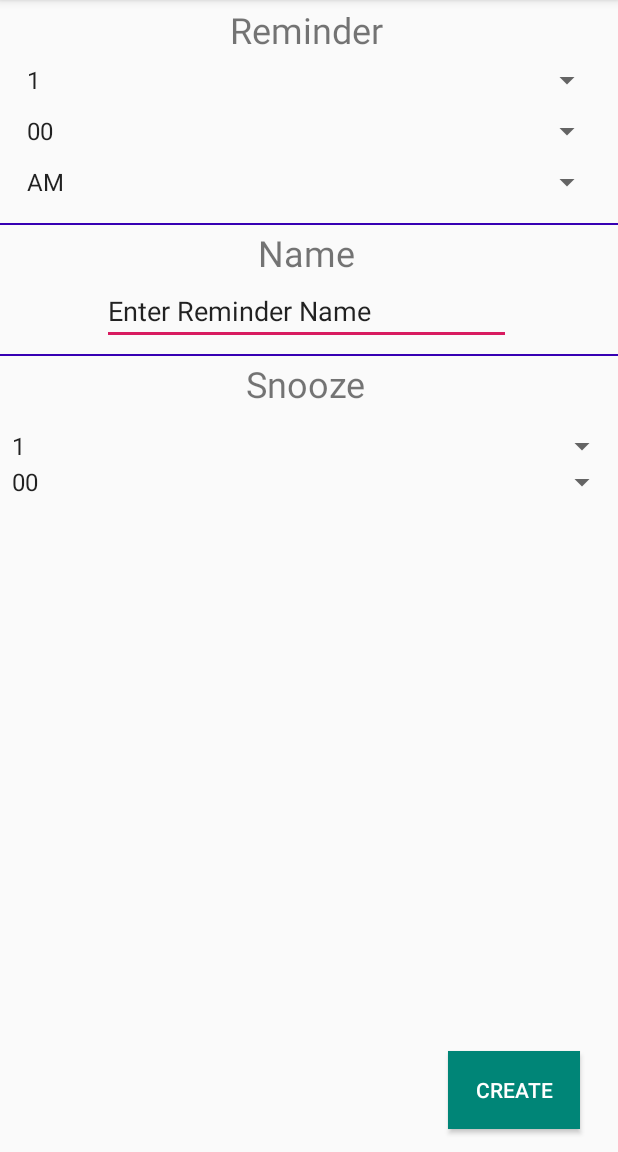
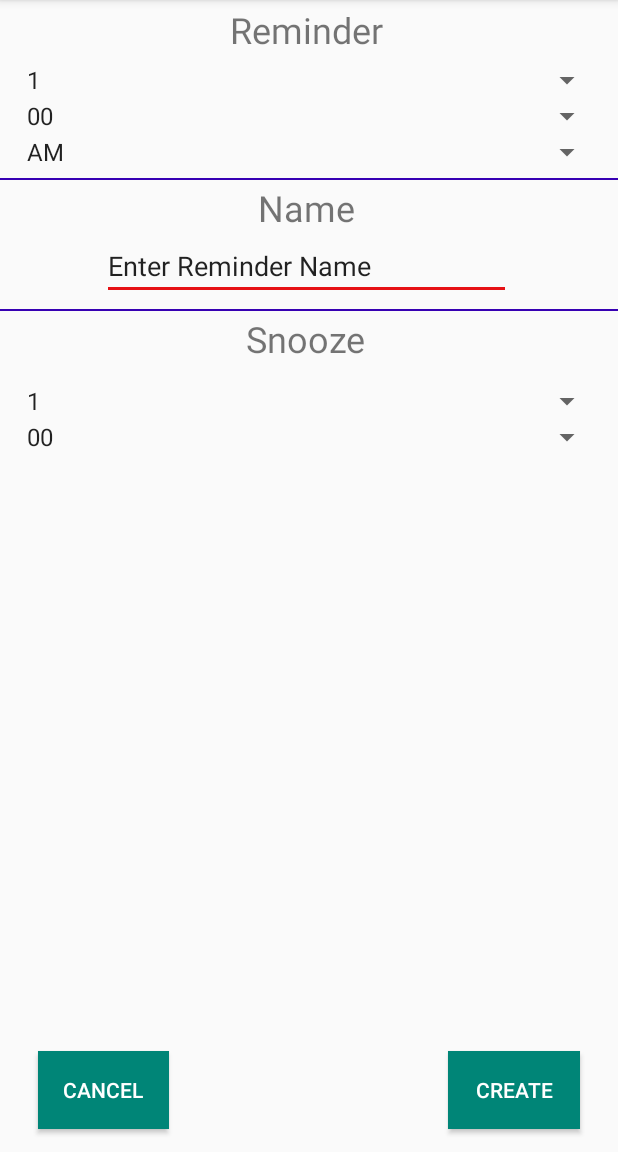
Before and after one commit to JohnK0/NudgeSwype, an Android app: the AddReminder screen opened directly, with no data from a screen before it, on a phone screen of 412 x 824 dp, the part 84-1236 px from its top. Run offline under Robolectric (Android 15) with nearby library versions, the phone set to English and light mode, and no system bars.

Commit message:
added cancel button

```diff
--- a/app/build.gradle
+++ b/app/build.gradle
@@ -9,7 +9,7 @@ android {
     defaultConfig {
         applicationId "com.hci.nudgeswype"
         minSdkVersion 14
-        targetSdkVersion 23
+        targetSdkVersion 26
         versionCode 1
         versionName "1.0"
         testInstrumentationRunner "android.support.test.runner.AndroidJUnitRunner"
--- a/app/src/main/java/com/hci/nudgeswype/AddReminder.kt
+++ b/app/src/main/java/com/hci/nudgeswype/AddReminder.kt
@@ -23,7 +23,6 @@ class AddReminder : AppCompatActivity() {
     override fun onCreate(savedInstanceState: Bundle?) {
         super.onCreate(savedInstanceState)
         setContentView(R.layout.activity_add_reminder)
-
 
         /*
         * Set time for Reminder
@@ -107,6 +106,16 @@ class AddReminder : AppCompatActivity() {
         * Fin
         */
 
+        button_create.setOnClickListener{
+            val intent = Intent(this, MainActivity::class.java)
+            startActivity(intent)
+        }
+
+        button_cancel.setOnClickListener{
+            val intent = Intent(this, MainActivity::class.java)
+            startActivity(intent)
+        }
+
     }
 
     fun getValues(view: View) {
--- a/app/src/main/res/layout/activity_add_reminder.xml
+++ b/app/src/main/res/layout/activity_add_reminder.xml
@@ -17,11 +17,21 @@
             android:layout_alignParentBottom="true" android:layout_alignParentEnd="true"
             android:layout_alignParentRight="true"/>
 
+    <Button
+            android:text="Cancel"
+            android:layout_width="wrap_content"
+            android:layout_height="52dp" android:id="@+id/button_cancel" android:layout_alignParentBottom="true"
+            android:layout_marginBottom="15dp" android:layout_alignParentStart="true" android:layout_marginLeft="15dp"
+            android:layout_marginStart="25dp" android:layout_alignParentLeft="true"
+            android:layout_toStartOf="@+id/button_create" android:layout_marginRight="186dp"
+            android:layout_marginEnd="186dp" android:layout_toLeftOf="@+id/button_create"
+            android:background="@color/colorPrimary" android:textColorLink="#FFFFFF" android:textColor="#FFFFFF"/>
+
     <Spinner
             android:id="@+id/hour_spinner"
             android:layout_width="match_parent"
             android:layout_height="wrap_content"
-            android:layout_marginTop="5dp" android:layout_marginBottom="10dp" android:layout_alignParentStart="true"
+            android:layout_marginTop="5dp" android:layout_marginBottom="0dp" android:layout_alignParentStart="true"
             android:layout_marginLeft="15dp" android:layout_marginStart="10dp" android:layout_alignParentLeft="true"
             android:layout_alignParentEnd="true" android:layout_alignParentRight="true"
             android:layout_marginRight="4dp"
@@ -32,7 +42,7 @@
             android:layout_width="match_parent"
             android:layout_height="wrap_content"
             android:layout_below="@+id/hour_spinner"
-            android:layout_alignParentStart="true" android:layout_marginTop="0dp" android:layout_marginBottom="10dp"
+            android:layout_alignParentStart="true" android:layout_marginTop="0dp" android:layout_marginBottom="0dp"
             android:layout_marginLeft="11dp" android:layout_marginStart="10dp" android:layout_alignParentLeft="true"
             android:layout_marginRight="8dp" android:layout_marginEnd="10dp" android:layout_alignParentEnd="true"
             android:layout_alignParentRight="true"/>
@@ -42,7 +52,7 @@
             android:layout_width="match_parent"
             android:layout_height="wrap_content"
             android:layout_below="@+id/minute_spinner"
-            android:layout_marginTop="0dp" android:layout_marginBottom="10dp" android:layout_alignParentStart="true"
+            android:layout_marginTop="0dp" android:layout_marginBottom="0dp" android:layout_alignParentStart="true"
             android:layout_marginLeft="11dp" android:layout_marginStart="10dp" android:layout_alignParentLeft="true"
             android:layout_alignParentEnd="true" android:layout_alignParentRight="true"
             android:layout_marginRight="8dp"
@@ -111,14 +121,14 @@
             android:layout_width="match_parent"
             android:layout_height="wrap_content" android:id="@+id/hour_snooze_spinner" android:layout_marginTop="13dp"
             android:layout_below="@+id/reminder2" android:layout_alignParentStart="true" android:layout_marginLeft="0dp"
-            android:layout_marginStart="0dp" android:layout_alignParentLeft="true" android:layout_alignParentEnd="true"
-            android:layout_alignParentRight="true" android:layout_marginRight="0dp" android:layout_marginEnd="0dp"/>
+            android:layout_marginStart="10dp" android:layout_alignParentLeft="true" android:layout_alignParentEnd="true"
+            android:layout_alignParentRight="true" android:layout_marginRight="0dp" android:layout_marginEnd="10dp"/>
     <Spinner
             android:layout_width="match_parent"
             android:layout_height="wrap_content" android:id="@+id/minute_snooze_spinner" android:layout_marginTop="0dp"
             android:layout_below="@+id/hour_snooze_spinner" android:layout_alignParentStart="true"
             android:layout_marginLeft="0dp"
-            android:layout_marginStart="0dp" android:layout_alignParentLeft="true" android:layout_alignParentEnd="true"
-            android:layout_alignParentRight="true" android:layout_marginRight="0dp" android:layout_marginEnd="0dp"/>
+            android:layout_marginStart="10dp" android:layout_alignParentLeft="true" android:layout_alignParentEnd="true"
+            android:layout_alignParentRight="true" android:layout_marginRight="0dp" android:layout_marginEnd="10dp"/>
 
 </RelativeLayout>
--- a/app/src/main/res/values/colors.xml
+++ b/app/src/main/res/values/colors.xml
@@ -2,5 +2,5 @@
 <resources>
     <color name="colorPrimary">#008577</color>
     <color name="colorPrimaryDark">#00574B</color>
-    <color name="colorAccent">#D81B60</color>
+    <color name="colorAccent">#E61115</color>
 </resources>
```
